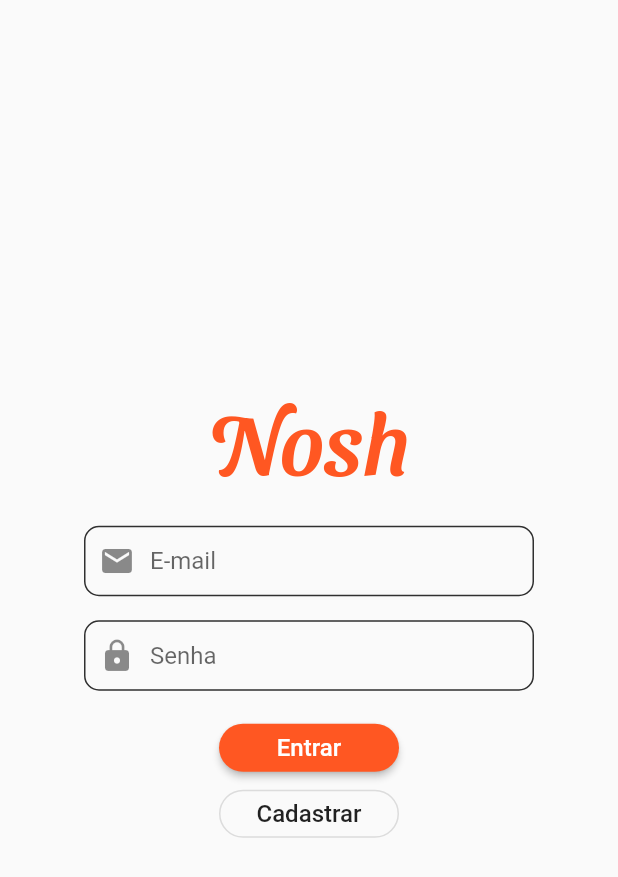
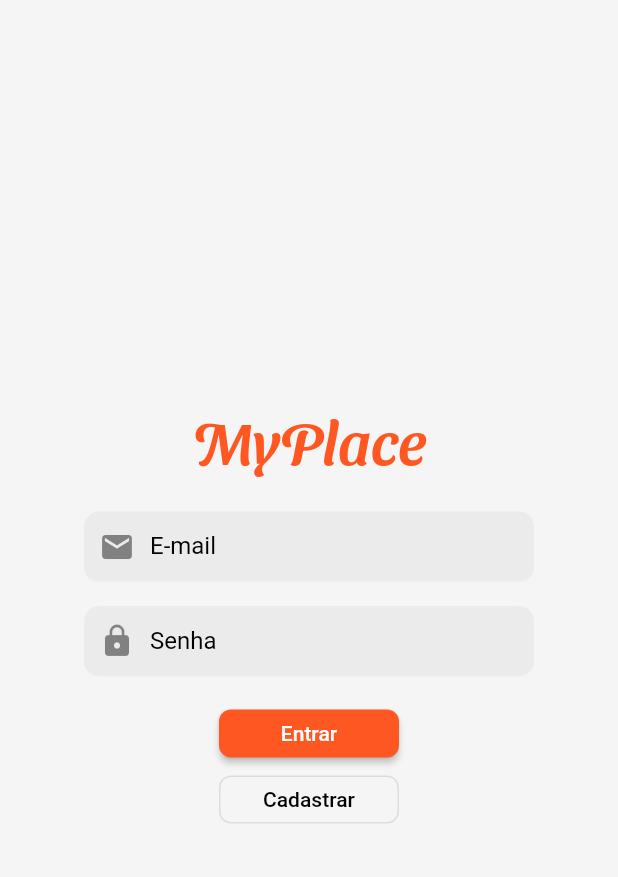
Before and after one commit to rodrigobastosv/my_place_admin, a Flutter app: the screen it shows after launch, on a phone screen of 412 x 824 dp. Shown: the top 877 px of the screen. Run offline on Flutter 3.47's test engine with Material 2 defaults, Android fonts, the phone set to English and light mode, and no system bars; our stand-ins replace cloud_firestore, firebase_auth, firebase_core, firebase_storage, flutter_masked_text, image_picker and 1 more; accounts and stored records are empty.

Commit message:
ajustes em estilos

```diff
--- a/lib/page/sign_in/sign_in_page.dart
+++ b/lib/page/sign_in/sign_in_page.dart
@@ -1,7 +1,7 @@
 import 'package:flutter/material.dart';
 import 'package:my_place/exceptions/exceptions.dart';
 
-import '../../widget/logo.dart';
+import '../../widget/mp_logo.dart';
 import '../home/home_page.dart';
 import '../sign_up/sign_up_page.dart';
 import 'sign_in_controller.dart';
@@ -33,11 +33,11 @@ class _SignInPageState extends State<SignInPage> {
                     child: Column(
                       mainAxisAlignment: MainAxisAlignment.center,
                       children: [
-                        Logo(),
+                        MPLogo(),
                         const SizedBox(height: 24),
                         TextFormField(
                           decoration: InputDecoration(
-                            hintText: 'E-mail',
+                            labelText: 'E-mail',
                             prefixIcon: Icon(
                               Icons.mail,
                               size: 24,
@@ -50,7 +50,7 @@ class _SignInPageState extends State<SignInPage> {
                         SizedBox(height: 16),
                         TextFormField(
                           decoration: InputDecoration(
-                            hintText: 'Senha',
+                            labelText: 'Senha',
                             prefixIcon: Icon(
                               Icons.lock,
                               size: 24,
@@ -74,10 +74,11 @@ class _SignInPageState extends State<SignInPage> {
                                 form.save();
                                 try {
                                   final user = await _controller.fazLogin();
-                                  Navigator.of(context).push(
+                                  Navigator.of(context).pushAndRemoveUntil(
                                     MaterialPageRoute(
                                       builder: (_) => HomePage(user),
                                     ),
+                                    (Route<dynamic> route) => false,
                                   );
                                 } on UsuarioNaoEncontradoException {} on SenhaErradaException {} on EmailInvalidoException {} on Exception {} finally {
                                   setState(() {
@@ -86,13 +87,7 @@ class _SignInPageState extends State<SignInPage> {
                                 }
                               }
                             },
-                            child: Text(
-                              'Entrar',
-                              style: TextStyle(
-                                fontSize: 16,
-                                color: Colors.white,
-                              ),
-                            ),
+                            child: Text('Entrar'),
                           ),
                         ),
                         Container(
@@ -103,12 +98,7 @@ class _SignInPageState extends State<SignInPage> {
                                 builder: (_) => SignUpPage(),
                               ),
                             ),
-                            child: Text(
-                              'Cadastrar',
-                              style: TextStyle(
-                                fontSize: 16,
-                              ),
-                            ),
+                            child: Text('Cadastrar'),
                           ),
                         ),
                       ],
--- a/lib/theme/light_theme.dart
+++ b/lib/theme/light_theme.dart
@@ -5,26 +5,44 @@ final lightTheme = ThemeData(
   primaryColorLight: Colors.deepOrange[200],
   primaryColorDark: Colors.deepOrange[800],
   accentColor: Colors.grey[850],
-  errorColor: Colors.red[900],
+  colorScheme: ColorScheme(
+    background: Colors.grey[100],
+    brightness: Brightness.light,
+    error: Colors.red,
+    onBackground: Colors.grey[800],
+    onError: Colors.white,
+    onPrimary: Colors.white,
+    onSecondary: Colors.white,
+    onSurface: Colors.grey[850],
+    primary: Colors.deepOrange,
+    primaryVariant: Colors.deepOrange[900],
+    secondary: Colors.grey[850],
+    secondaryVariant: Colors.grey[900],
+    surface: Colors.white,
+  ),
   cursorColor: Colors.deepOrange[600],
-  scaffoldBackgroundColor: Colors.grey[50],
+  scaffoldBackgroundColor: Colors.grey[100],
   textSelectionColor: Colors.deepOrange[300],
   textSelectionHandleColor: Colors.deepOrange[600],
   visualDensity: VisualDensity.comfortable,
   buttonTheme: ButtonThemeData(
-    buttonColor: Colors.deepOrange,
+    textTheme: ButtonTextTheme.primary,
     shape: RoundedRectangleBorder(
-      borderRadius: BorderRadius.circular(32),
+      borderRadius: BorderRadius.circular(8),
     ),
   ),
-  floatingActionButtonTheme: FloatingActionButtonThemeData(
-    backgroundColor: Colors.deepOrange,
-    foregroundColor: Colors.black,
-    splashColor: Colors.black38,
-  ),
   appBarTheme: AppBarTheme(
-    elevation: 0,
-    color: Colors.grey[50],
+    elevation: 0.5,
+    color: Colors.grey[100],
+    centerTitle: true,
+    iconTheme: IconThemeData(color: Colors.deepOrange),
+    textTheme: TextTheme(
+      headline6: TextStyle(
+        fontSize: 18,
+        fontWeight: FontWeight.bold,
+        color: Colors.grey[850],
+      ),
+    ),
   ),
   bottomAppBarTheme: BottomAppBarTheme(
     color: Colors.grey[50],
@@ -32,48 +50,29 @@ final lightTheme = ThemeData(
   inputDecorationTheme: InputDecorationTheme(
     labelStyle: const TextStyle(color: Colors.black),
     isDense: true,
-    border: OutlineInputBorder(
-      gapPadding: 2,
-      borderSide: BorderSide(
-        color: Colors.grey[850],
-      ),
+    filled: true,
+    border: UnderlineInputBorder(
+      borderSide: BorderSide(color: Colors.grey[200]),
       borderRadius: BorderRadius.circular(10),
     ),
-    enabledBorder: OutlineInputBorder(
-      gapPadding: 2,
-      borderSide: BorderSide(
-        color: Colors.grey[850],
-      ),
+    enabledBorder: UnderlineInputBorder(
+      borderSide: BorderSide(color: Colors.grey[200]),
       borderRadius: BorderRadius.circular(10),
     ),
-    disabledBorder: OutlineInputBorder(
-      gapPadding: 2,
-      borderSide: BorderSide(
-        color: Colors.grey[300],
-      ),
+    disabledBorder: UnderlineInputBorder(
+      borderSide: BorderSide(color: Colors.grey[200]),
       borderRadius: BorderRadius.circular(10),
     ),
-    focusedBorder: OutlineInputBorder(
-      gapPadding: 4,
-      borderSide: const BorderSide(
-        width: 2,
-        color: Colors.black,
-      ),
+    focusedBorder: UnderlineInputBorder(
+      borderSide: BorderSide(color: Colors.grey[200]),
       borderRadius: BorderRadius.circular(10),
     ),
-    errorBorder: OutlineInputBorder(
-      gapPadding: 2,
-      borderSide: BorderSide(
-        color: Colors.red[600],
-      ),
+    errorBorder: UnderlineInputBorder(
+      borderSide: BorderSide(color: Colors.red[600]),
       borderRadius: BorderRadius.circular(10),
     ),
-    focusedErrorBorder: OutlineInputBorder(
-      gapPadding: 2,
-      borderSide: BorderSide(
-        width: 2,
-        color: Colors.red[600],
-      ),
+    focusedErrorBorder: UnderlineInputBorder(
+      borderSide: BorderSide(color: Colors.red[600]),
       borderRadius: BorderRadius.circular(10),
     ),
   ),
--- a/lib/widget/logo.dart
+++ b/lib/widget/mp_logo.dart
@@ -1,14 +1,14 @@
 import 'package:flutter/material.dart';
 
-class Logo extends StatelessWidget {
+class MPLogo extends StatelessWidget {
   final double fontSize;
 
-  const Logo({this.fontSize = 56});
+  const MPLogo({this.fontSize = 40});
 
   @override
   Widget build(BuildContext context) {
     return Text(
-      'Nosh',
+      'MyPlace',
       style: TextStyle(
         fontFamily: 'SansitaSwashed',
         fontSize: fontSize,
```
Also changed, not shown: lib/page/categoria/form_categoria_page.dart (+33 -9 lines), lib/page/categoria/lista_categorias_page.dart (+28 -30 lines), lib/page/home/home_page.dart (+80 -48 lines), lib/page/produto/form_produto_page.dart (+33 -9 lines), lib/page/produto/lista_produtos_page.dart (+27 -23 lines), lib/page/sign_up/sign_up_page.dart (+4 -15 lines), lib/widget/mp_appbar.dart (added, +37 -0 lines), lib/widget/mp_list_tile.dart (added, +33 -0 lines), lib/widget/mp_list_view.dart (added, +24 -0 lines).
